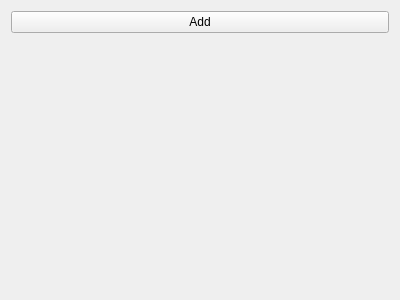
vagnergrossklaus/todo-qt, file todo-ui/mainwindow.ui: the form before one commit.
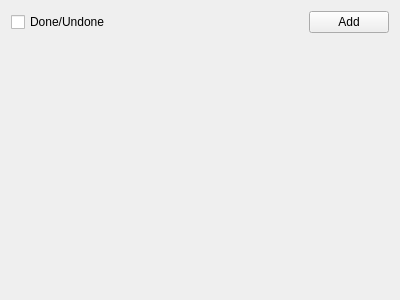
The form after the commit.

Commit message:
feat: Done/Undone all tasks 	- Add checkbox to mark all tasks to done ou undone 	- Update tasks using a transaction control
feat: Configuration
	- Add classes

Patch:
```diff
--- a/todo-ui/mainwindow.ui
+++ b/todo-ui/mainwindow.ui
@@ -16,11 +16,38 @@
   <widget class="QWidget" name="centralWidget">
    <layout class="QVBoxLayout" name="verticalLayout">
     <item>
+     <layout class="QHBoxLayout" name="horizontalLayout">
+      <property name="bottomMargin">
+       <number>0</number>
+      </property>
+      <item>
+       <widget class="QCheckBox" name="cbxDoneUndone">
+        <property name="text">
+         <string>Done/Undone</string>
+        </property>
+       </widget>
+      </item>
+      <item>
+       <spacer name="horizontalSpacer">
+        <property name="orientation">
+         <enum>Qt::Horizontal</enum>
+        </property>
+        <property name="sizeHint" stdset="0">
+         <size>
+          <width>40</width>
+          <height>20</height>
+         </size>
+        </property>
+       </spacer>
+      </item>
+      <item>
      <widget class="QPushButton" name="pbtAdd">
       <property name="text">
        <string>Add</string>
       </property>
      </widget>
+      </item>
+     </layout>
     </item>
     <item>
      <layout class="QVBoxLayout" name="vblTasks"/>
```
Lines whose indentation alone changed are shown as unchanged. The commit also changes 27 other files.
